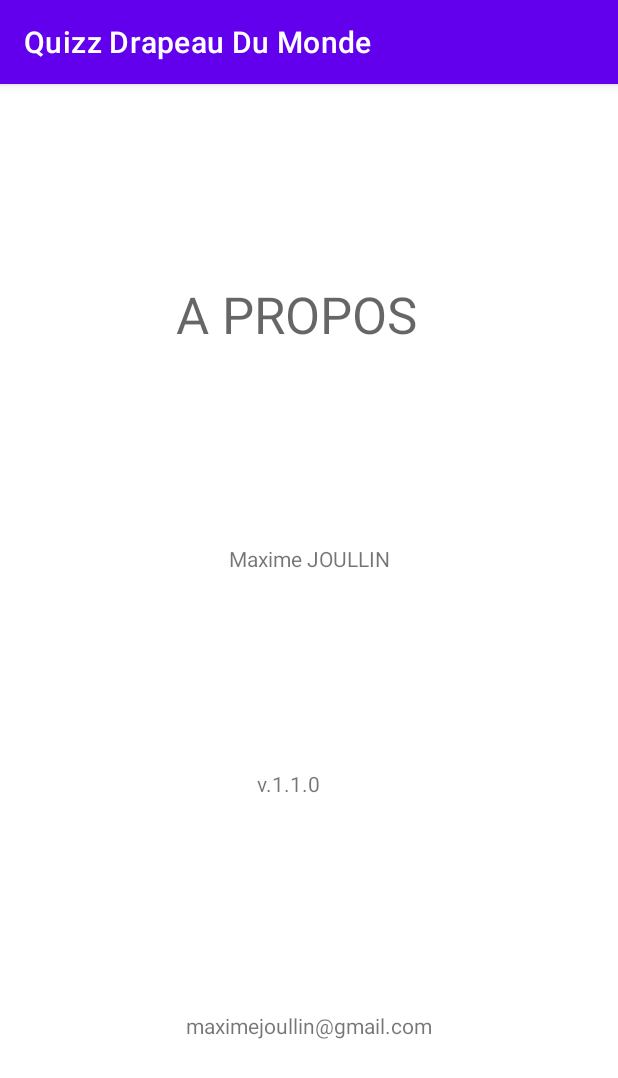
After one commit to MJ-adax/Quizz_Drapeau_Du_Monde, an Android app: the AboutActivity screen opened directly, with no data from a screen before it, on a phone screen of 412 x 824 dp. The commit adds this screen. Shown: the top 1078 px of the screen. Run offline under Robolectric (Android 15) with nearby library versions, the phone set to English and light mode, and no system bars.

Commit message:
Ajout AboutActivity + Navigation depuis Home

```diff
--- a/app/src/main/AndroidManifest.xml
+++ b/app/src/main/AndroidManifest.xml
@@ -9,7 +9,8 @@
         android:roundIcon="@mipmap/ic_launcher_round"
         android:supportsRtl="true"
         android:theme="@style/AppTheme">
-        <activity android:name=".StatsActivity"></activity>
+        <activity android:name=".AboutActivity"></activity>
+        <activity android:name=".StatsActivity" />
         <activity android:name=".HomeActivity">
             <intent-filter>
                 <action android:name="android.intent.action.MAIN" />
--- /dev/null
+++ b/app/src/main/java/com/madax/quizzdrapeaudumonde/AboutActivity.java
@@ -0,0 +1,14 @@
+package com.madax.quizzdrapeaudumonde;
+
+import androidx.appcompat.app.AppCompatActivity;
+
+import android.os.Bundle;
+
+public class AboutActivity extends AppCompatActivity {
+
+    @Override
+    protected void onCreate(Bundle savedInstanceState) {
+        super.onCreate(savedInstanceState);
+        setContentView(R.layout.activity_about);
+    }
+}
--- a/app/src/main/java/com/madax/quizzdrapeaudumonde/HomeActivity.java
+++ b/app/src/main/java/com/madax/quizzdrapeaudumonde/HomeActivity.java
@@ -80,7 +80,15 @@ public class HomeActivity extends AppCompatActivity {
                 /* then need to charge a random question from my listQuestion */
             }
         });
+
+        Button aboutButton = findViewById(R.id.aboutButton);
+        aboutButton.setOnClickListener(new View.OnClickListener() {
+            @Override
+            public void onClick(View v) {
+                Intent intent = new Intent(HomeActivity.this, AboutActivity.class);
+                startActivity(intent);
+            }
+        });
+
     }
-
-
 }
--- a/app/src/main/java/com/madax/quizzdrapeaudumonde/MainActivity.java
+++ b/app/src/main/java/com/madax/quizzdrapeaudumonde/MainActivity.java
@@ -101,5 +101,7 @@ public class MainActivity extends AppCompatActivity {
                 }
             }
         });
+
+        // TODO: if return, go back to HomeActivity
     }
 }
--- a/app/src/main/java/com/madax/quizzdrapeaudumonde/StatsActivity.java
+++ b/app/src/main/java/com/madax/quizzdrapeaudumonde/StatsActivity.java
@@ -23,5 +23,7 @@ public class StatsActivity extends AppCompatActivity {
 
         TextView percentTextView = findViewById(R.id.percentTextView);
         percentTextView.setText((countGoodAnswers * 100)/6 + " %");
+
+        //TODO : If return, go back to HomeActivity
     }
 }
--- /dev/null
+++ b/app/src/main/res/layout/activity_about.xml
@@ -0,0 +1,53 @@
+<?xml version="1.0" encoding="utf-8"?>
+<androidx.constraintlayout.widget.ConstraintLayout xmlns:android="http://schemas.android.com/apk/res/android"
+    xmlns:app="http://schemas.android.com/apk/res-auto"
+    xmlns:tools="http://schemas.android.com/tools"
+    android:layout_width="match_parent"
+    android:layout_height="match_parent"
+    tools:context=".AboutActivity">
+
+    <TextView
+        android:id="@+id/aboutTextView"
+        android:layout_width="177dp"
+        android:layout_height="46dp"
+        android:text="A PROPOS"
+        android:textAppearance="@style/TextAppearance.AppCompat.Display1"
+        app:layout_constraintBottom_toTopOf="@+id/nameTextView"
+        app:layout_constraintEnd_toEndOf="parent"
+        app:layout_constraintHorizontal_bias="0.5"
+        app:layout_constraintStart_toStartOf="parent"
+        app:layout_constraintTop_toTopOf="parent" />
+
+    <TextView
+        android:id="@+id/nameTextView"
+        android:layout_width="wrap_content"
+        android:layout_height="wrap_content"
+        android:text="Maxime JOULLIN"
+        app:layout_constraintBottom_toTopOf="@+id/versionTextView"
+        app:layout_constraintEnd_toEndOf="@+id/aboutTextView"
+        app:layout_constraintHorizontal_bias="0.5"
+        app:layout_constraintStart_toStartOf="@+id/aboutTextView"
+        app:layout_constraintTop_toBottomOf="@+id/aboutTextView" />
+
+    <TextView
+        android:id="@+id/versionTextView"
+        android:layout_width="70dp"
+        android:layout_height="31dp"
+        android:text="v.1.1.0"
+        app:layout_constraintBottom_toTopOf="@+id/mailTextView"
+        app:layout_constraintEnd_toEndOf="@+id/aboutTextView"
+        app:layout_constraintHorizontal_bias="0.5"
+        app:layout_constraintStart_toStartOf="@+id/aboutTextView"
+        app:layout_constraintTop_toBottomOf="@+id/nameTextView" />
+
+    <TextView
+        android:id="@+id/mailTextView"
+        android:layout_width="wrap_content"
+        android:layout_height="wrap_content"
+        android:text="maximejoullin@gmail.com"
+        app:layout_constraintBottom_toBottomOf="parent"
+        app:layout_constraintEnd_toEndOf="@+id/aboutTextView"
+        app:layout_constraintHorizontal_bias="0.5"
+        app:layout_constraintStart_toStartOf="@+id/aboutTextView"
+        app:layout_constraintTop_toBottomOf="@+id/versionTextView" />
+</androidx.constraintlayout.widget.ConstraintLayout>
```
